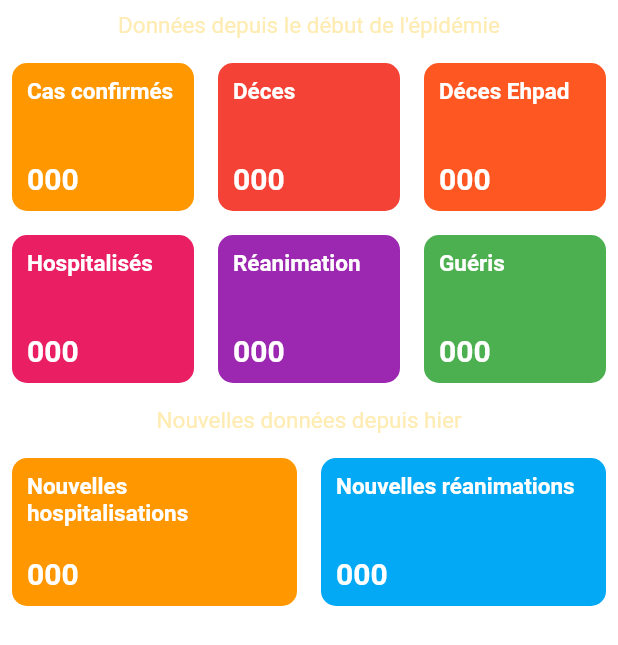
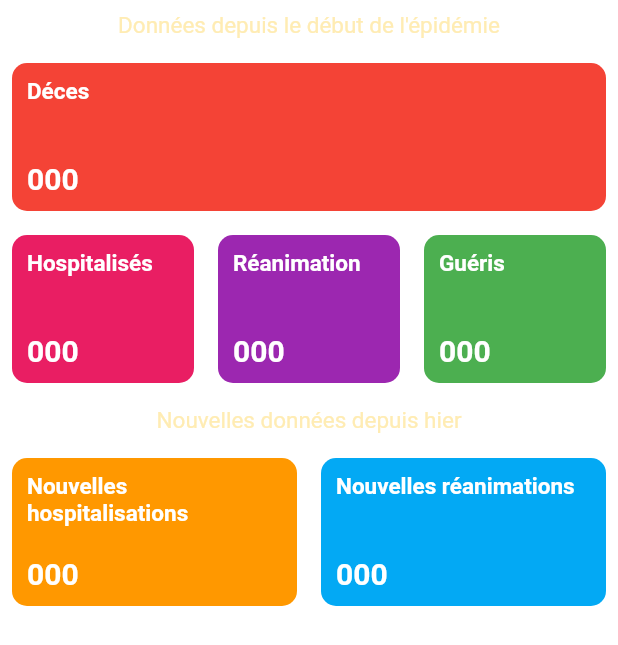
Before and after one commit to MSdevv/covid_app, a Flutter app: the StatsGridNational widget shown alone on an empty page, opened directly with empty values, on a phone screen of 412 x 824 dp. Shown: the top 645 px of the screen. Run offline on Flutter 3.47's test engine with Material 2 defaults, Android fonts, the phone set to English and light mode, and no system bars; our stand-ins replace bubble_tab_indicator, fl_chart; missing offline and left inert: graphic; network calls fail.

Commit message:
datas updated

```diff
--- a/lib/widgets/stats_grid_national.dart
+++ b/lib/widgets/stats_grid_national.dart
@@ -33,16 +33,16 @@ class _StatsGridNationalState extends State<StatsGridNational> {
           Flexible(
             child: Row(
               children: <Widget>[
-                _buildStatCard(
-                    'Cas confirmés',
-                    formatter.format(widget.covidInfo.confirmed),
-                    Colors.orange),
+                // _buildStatCard(
+                //     'Cas confirmés',
+                //     formatter.format(widget.covidInfo.confirmed),
+                //     Colors.orange),
                 _buildStatCard('Déces',
                     formatter.format(widget.covidInfo.deaths), Colors.red),
-                _buildStatCard(
-                    'Déces Ehpad',
-                    formatter.format(widget.covidInfo.ehpadDeaths),
-                    Colors.deepOrange),
+                // _buildStatCard(
+                //     'Déces Ehpad',
+                //     formatter.format(widget.covidInfo.ehpadDeaths),
+                //     Colors.deepOrange),
               ],
             ),
           ),
```
Also changed, not shown: pubspec.lock.
